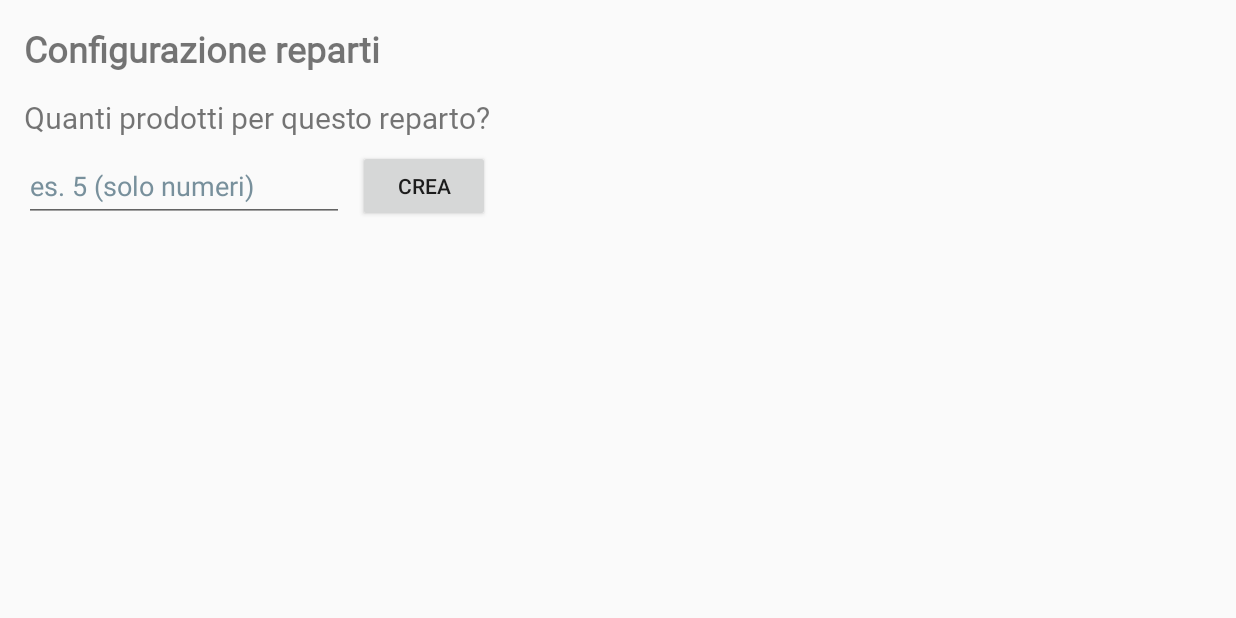
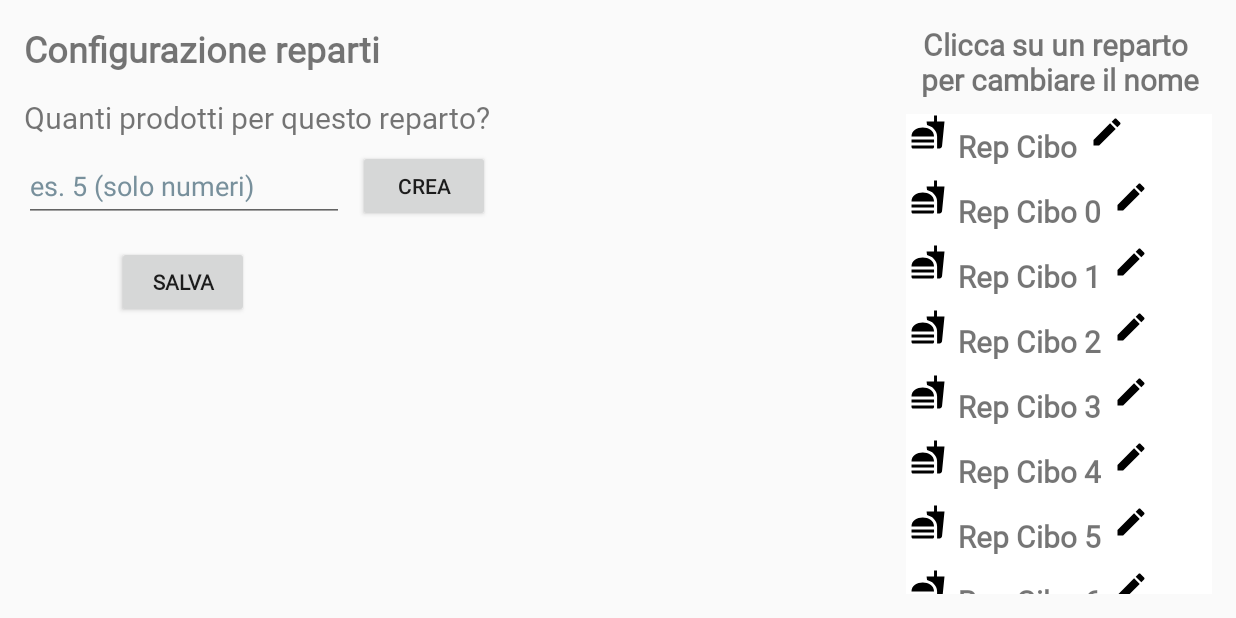
Before and after one commit to simone-di-paolo/cash-register-android, an Android app: the fragment ConfiguraRepartiFragment placed in its activity, after a tap on "CREA", on a phone screen of 824 x 412 dp (held sideways). Run offline under Robolectric (Android 15) with nearby library versions, the phone set to English and light mode, and no system bars; 2 statements that could not run were skipped.

Commit message:
Feature - Added click listener to the edit button (pencil)

```diff
--- a/app/src/main/java/com/dev/simonedipaolo/cashregister/adapters/RepartiAdapter.java
+++ b/app/src/main/java/com/dev/simonedipaolo/cashregister/adapters/RepartiAdapter.java
@@ -6,6 +6,7 @@ import android.view.View;
 import android.view.ViewGroup;
 import android.widget.ImageView;
 import android.widget.TextView;
+import android.widget.Toast;
 
 import androidx.annotation.NonNull;
 import androidx.recyclerview.widget.RecyclerView;
@@ -19,22 +20,25 @@ public class RepartiAdapter extends RecyclerView.Adapter<RepartiAdapter.RepartiV
 
     private String repartiNames[];
     private int repartiImages[];
+    private int editIcon;
     private Context context;
     private int index;
     private int howManyReparti;
 
-    public RepartiAdapter(Context context, String repartiNames[], int repartiImages[], int index) {
+    public RepartiAdapter(Context context, String repartiNames[], int repartiImages[], int editIcon, int index) {
         this.context = context;
         this.repartiNames = repartiNames;
         this.repartiImages = repartiImages;
+        this.editIcon = editIcon;
         this.index = index;
         this.howManyReparti = 0;
     }
 
-    public RepartiAdapter(Context context, String repartiNames[], int repartiImages[], int index, int howManyReparti) {
+    public RepartiAdapter(Context context, String repartiNames[], int repartiImages[], int index, int editIcon, int howManyReparti) {
         this.context = context;
         this.repartiNames = repartiNames;
         this.repartiImages = repartiImages;
+        this.editIcon = editIcon;
         this.index = index;
         this.howManyReparti = howManyReparti;
     }
@@ -51,8 +55,22 @@ public class RepartiAdapter extends RecyclerView.Adapter<RepartiAdapter.RepartiV
     @Override
     public void onBindViewHolder(@NonNull RepartiViewHolder holder, int position) {
         // TODO leggere quanti reparti sono stati creati nella memoria e creare N reparti con N nomi letti
-        holder.text.setText(repartiNames[position]);
-        holder.image.setImageResource(repartiImages[index]);
+        if(howManyReparti != 0) {
+            holder.text.setText(repartiNames[0]);
+            holder.image.setImageResource(repartiImages[index]);
+        } else {
+            holder.text.setText(repartiNames[position]);
+            holder.image.setImageResource(repartiImages[index]);
+        }
+
+        // edit icon listener
+        holder.editIcon.setImageResource(R.drawable.ic_baseline_edit_24);
+        holder.editIcon.setOnClickListener(new View.OnClickListener() {
+            @Override
+            public void onClick(View view) {
+                Toast.makeText(context, "" + holder.getAdapterPosition(), Toast.LENGTH_SHORT).show();
+            }
+        });
     }
 
     @Override
@@ -68,11 +86,13 @@ public class RepartiAdapter extends RecyclerView.Adapter<RepartiAdapter.RepartiV
 
         TextView text;
         ImageView image;
+        ImageView editIcon;
 
         public RepartiViewHolder(@NonNull View itemView) {
             super(itemView);
             text = itemView.findViewById(R.id.repartiRowText);
             image = itemView.findViewById(R.id.rowIcon);
+            editIcon = itemView.findViewById(R.id.editIcon);
         }
     }
 
--- a/app/src/main/java/com/dev/simonedipaolo/cashregister/fragments/CashRegisterFragment.java
+++ b/app/src/main/java/com/dev/simonedipaolo/cashregister/fragments/CashRegisterFragment.java
@@ -19,8 +19,7 @@ import androidx.recyclerview.widget.RecyclerView;
 
 import com.dev.simonedipaolo.cashregister.R;
 import com.dev.simonedipaolo.cashregister.adapters.RepartiAdapter;
-
-import java.util.ArrayList;
+import com.dev.simonedipaolo.cashregister.utils.ResourcesRetriever;
 
 /**
  * Created by Simone Di Paolo on 28/07/2022.
@@ -50,7 +49,8 @@ public class CashRegisterFragment extends Fragment implements AdapterView.OnItem
     private String repartiBibiteNames[];
     private String repartiCocktailNames[];
     private String repartiAltroNames[];
-    private int repartiImages[] = {R.drawable.ic_baseline_fastfood_24, R.drawable.ic_drink_24, R.drawable.ic_wine_24, R.drawable.ic_baseline_attach_money_24};
+    private int repartiImages[];
+    private int editIcon;
     private RepartiAdapter repartiAdapter;
 
     public CashRegisterFragment() {
@@ -66,13 +66,22 @@ public class CashRegisterFragment extends Fragment implements AdapterView.OnItem
         viewsInitializer(v);
         createDropdownList();
 
+        /*
         repartiCiboNames = getResources().getStringArray(R.array.reparto_cibo_default_string_name);
         repartiBibiteNames = getResources().getStringArray(R.array.reparto_bibite_default_string_name);
         repartiCocktailNames = getResources().getStringArray(R.array.reparto_cocktail_default_string_name);;
         repartiAltroNames = getResources().getStringArray(R.array.reparto_altro_default_string_name);
+        */
+
+        repartiCiboNames = ResourcesRetriever.getRepartiCiboNames(this.getContext());
+        repartiBibiteNames = ResourcesRetriever.getRepartiBibiteNames(this.getContext());
+        repartiCocktailNames = ResourcesRetriever.getRepartiCocktailNames(this.getContext());
+        repartiAltroNames = ResourcesRetriever.getRepartiAltroNames(this.getContext());
+        repartiImages = ResourcesRetriever.getRepartiImages();
+        editIcon = ResourcesRetriever.getEditIcon();
 
         // custom adapter for reparti
-        repartiAdapter = new RepartiAdapter(this.getContext(), repartiCiboNames, repartiImages, 0);
+        repartiAdapter = new RepartiAdapter(this.getContext(), repartiCiboNames, repartiImages, editIcon, 0);
         recyclerView.setAdapter(repartiAdapter);
         recyclerView.setLayoutManager(new LinearLayoutManager(this.getContext()));
 
@@ -109,7 +118,7 @@ public class CashRegisterFragment extends Fragment implements AdapterView.OnItem
         dropdown = v.findViewById(R.id.dropdown);
 
         // recycler view
-        recyclerView = v.findViewById(R.id.repartiRecyclerView);
+        recyclerView = v.findViewById(R.id.repartiSettingsRecyclerView);
     }
 
     @Override
@@ -119,22 +128,22 @@ public class CashRegisterFragment extends Fragment implements AdapterView.OnItem
 
         switch(i) {
             case 0:
-                repartiAdapter = new RepartiAdapter(this.getContext(), repartiCiboNames, repartiImages, i);
+                repartiAdapter = new RepartiAdapter(this.getContext(), repartiCiboNames, repartiImages, editIcon, i);
                 recyclerView.setAdapter(repartiAdapter);
                 recyclerView.setLayoutManager(new LinearLayoutManager(this.getContext()));
                 break;
             case 1:
-                repartiAdapter = new RepartiAdapter(this.getContext(), repartiBibiteNames, repartiImages, i);
+                repartiAdapter = new RepartiAdapter(this.getContext(), repartiBibiteNames, repartiImages, editIcon, i);
                 recyclerView.setAdapter(repartiAdapter);
                 recyclerView.setLayoutManager(new LinearLayoutManager(this.getContext()));
                 break;
             case 2:
-                repartiAdapter = new RepartiAdapter(this.getContext(), repartiCocktailNames, repartiImages, i);
+                repartiAdapter = new RepartiAdapter(this.getContext(), repartiCocktailNames, repartiImages, editIcon, i);
                 recyclerView.setAdapter(repartiAdapter);
                 recyclerView.setLayoutManager(new LinearLayoutManager(this.getContext()));
                 break;
             case 3:
-                repartiAdapter = new RepartiAdapter(this.getContext(), repartiAltroNames, repartiImages, i);
+                repartiAdapter = new RepartiAdapter(this.getContext(), repartiAltroNames, repartiImages, editIcon, i);
                 recyclerView.setAdapter(repartiAdapter);
                 recyclerView.setLayoutManager(new LinearLayoutManager(this.getContext()));
                 break;
--- a/app/src/main/java/com/dev/simonedipaolo/cashregister/fragments/ConfiguraRepartiFragment.java
+++ b/app/src/main/java/com/dev/simonedipaolo/cashregister/fragments/ConfiguraRepartiFragment.java
@@ -13,8 +13,12 @@ import androidx.annotation.NonNull;
 import androidx.annotation.Nullable;
 import androidx.fragment.app.Fragment;
 import androidx.navigation.NavDirections;
+import androidx.recyclerview.widget.LinearLayoutManager;
+import androidx.recyclerview.widget.RecyclerView;
 
 import com.dev.simonedipaolo.cashregister.R;
+import com.dev.simonedipaolo.cashregister.adapters.RepartiAdapter;
+import com.dev.simonedipaolo.cashregister.utils.ResourcesRetriever;
 
 /**
  * Created by Simone Di Paolo on 31/07/2022.
@@ -23,6 +27,18 @@ public class ConfiguraRepartiFragment extends Fragment {
 
     private Button creaReparti;
     private EditText howManyReparti;
+
+    /**
+     * Reparto index it's the index of the dropdown reparti menu.
+     */
+    private int repartoIndex;
+
+    private RecyclerView recyclerView;
+    private RepartiAdapter repartiAdapter;
+
+    private String repartiNames[];
+    private int repartiImages[];
+    private int editIcon;
 
     public ConfiguraRepartiFragment() {
         // empty
@@ -34,8 +50,10 @@ public class ConfiguraRepartiFragment extends Fragment {
         container.removeAllViews();
         View v = inflater.inflate(R.layout.fragment_configure_reparti, container, false);
 
-        int repartoIndex = ConfiguraRepartiFragmentArgs.fromBundle(getArguments()).getRepartoIndex();
-        Toast.makeText(getActivity().getApplicationContext(), "Reparto index: " + repartoIndex, Toast.LENGTH_SHORT).show();
+        repartoIndex = ConfiguraRepartiFragmentArgs.fromBundle(getArguments()).getRepartoIndex();
+        initializeDrawables();
+
+        recyclerView = v.findViewById(R.id.repartiSettingsRecyclerView);
 
         instantiateViews(v);
 
@@ -46,13 +64,39 @@ public class ConfiguraRepartiFragment extends Fragment {
         howManyReparti = v.findViewById(R.id.howManyRepartiEditText);
         howManyReparti.setInputType(InputType.TYPE_CLASS_NUMBER);
 
+        repartiAdapter = new RepartiAdapter(this.getContext(), repartiNames, repartiImages, editIcon, repartoIndex);
+
         creaReparti = v.findViewById(R.id.crea_reparti_button);
         creaReparti.setOnClickListener(new View.OnClickListener() {
             @Override
             public void onClick(View view) {
-                Toast.makeText(getActivity().getApplicationContext(), howManyReparti.getText().toString(), Toast.LENGTH_SHORT).show();
+                //Toast.makeText(getActivity().getApplicationContext(), howManyReparti.getText().toString(), Toast.LENGTH_SHORT).show();
+                repartiAdapter = new RepartiAdapter(getActivity().getApplicationContext(), repartiNames, repartiImages, repartoIndex, editIcon, Integer.parseInt(howManyReparti.getText().toString()));
+                // custom adapter for reparti
+                recyclerView.setAdapter(repartiAdapter);
+                recyclerView.setLayoutManager(new LinearLayoutManager(getActivity().getApplicationContext()));
             }
         });
     }
 
+    private void initializeDrawables() {
+        switch(repartoIndex) {
+            case 0:
+                repartiNames = ResourcesRetriever.getRepartiCiboNames(this.getContext());
+                break;
+            case 1:
+                repartiNames = ResourcesRetriever.getRepartiBibiteNames(this.getContext());
+                break;
+            case 2:
+                repartiNames = ResourcesRetriever.getRepartiCocktailNames(this.getContext());
+                break;
+            case 3:
+                repartiNames = ResourcesRetriever.getRepartiAltroNames(this.getContext());
+                break;
+        }
+        repartiImages = ResourcesRetriever.getRepartiImages();
+        editIcon = ResourcesRetriever.getEditIcon();
+
+    }
+
 }
--- /dev/null
+++ b/app/src/main/java/com/dev/simonedipaolo/cashregister/utils/ResourcesRetriever.java
@@ -0,0 +1,50 @@
+package com.dev.simonedipaolo.cashregister.utils;
+
+import android.content.Context;
+
+import com.dev.simonedipaolo.cashregister.R;
+
+/**
+ * Created by Simone Di Paolo on 31/07/2022.
+ */
+public class ResourcesRetriever {
+
+    private Context context;
+
+    private static int repartiImages[] = {R.drawable.ic_baseline_fastfood_24, R.drawable.ic_wine_24,R.drawable.ic_drink_24, R.drawable.ic_baseline_attach_money_24};
+    private static int editIcon = R.drawable.ic_baseline_edit_24;
+
+    private static String repartiCiboNames[];
+    private static String repartiBibiteNames[];
+    private static String repartiCocktailNames[];
+    private static String repartiAltroNames[];
+
+    public static String[] getRepartiCiboNames(Context context) {
+        repartiCiboNames = context.getResources().getStringArray(R.array.reparto_cibo_default_string_name);
+        return repartiCiboNames;
+    }
+
+    public static String[] getRepartiBibiteNames(Context context) {
+        repartiBibiteNames = context.getResources().getStringArray(R.array.reparto_bibite_default_string_name);
+        return repartiBibiteNames;
+    }
+
+    public static String[] getRepartiCocktailNames(Context context) {
+        repartiCocktailNames = context.getResources().getStringArray(R.array.reparto_cocktail_default_string_name);
+        return repartiCocktailNames;
+    }
+
+    public static String[] getRepartiAltroNames(Context context) {
+        repartiAltroNames = context.getResources().getStringArray(R.array.reparto_altro_default_string_name);
+        return repartiAltroNames;
+    }
+
+    public static int[] getRepartiImages() {
+        return repartiImages;
+    }
+
+    public static int getEditIcon() {
+        return editIcon;
+    }
+
+}
--- /dev/null
+++ b/app/src/main/res/drawable/ic_baseline_edit_24.xml
@@ -0,0 +1,5 @@
+<vector android:height="24dp" android:tint="#000000"
+    android:viewportHeight="24" android:viewportWidth="24"
+    android:width="24dp" xmlns:android="http://schemas.android.com/apk/res/android">
+    <path android:fillColor="@android:color/white" android:pathData="M3,17.25V21h3.75L17.81,9.94l-3.75,-3.75L3,17.25zM20.71,7.04c0.39,-0.39 0.39,-1.02 0,-1.41l-2.34,-2.34c-0.39,-0.39 -1.02,-0.39 -1.41,0l-1.83,1.83 3.75,3.75 1.83,-1.83z"/>
+</vector>
--- a/app/src/main/res/layout/fragment_cash_register.xml
+++ b/app/src/main/res/layout/fragment_cash_register.xml
@@ -226,7 +226,7 @@
         app:layout_constraintTop_toTopOf="parent" />
 
     <androidx.recyclerview.widget.RecyclerView
-        android:id="@+id/repartiRecyclerView"
+        android:id="@+id/repartiSettingsRecyclerView"
         android:layout_width="204dp"
         android:layout_height="0dp"
         android:layout_marginStart="8dp"
--- a/app/src/main/res/layout/fragment_configure_reparti.xml
+++ b/app/src/main/res/layout/fragment_configure_reparti.xml
@@ -4,6 +4,21 @@
     xmlns:tools="http://schemas.android.com/tools"
     android:layout_width="match_parent"
     android:layout_height="match_parent">
+
+    <androidx.recyclerview.widget.RecyclerView
+        android:id="@+id/repartiSettingsRecyclerView"
+        android:layout_width="204dp"
+        android:layout_height="0dp"
+        android:layout_marginStart="16dp"
+        android:layout_marginTop="8dp"
+        android:layout_marginEnd="16dp"
+        android:layout_marginBottom="16dp"
+        app:layout_constraintBottom_toBottomOf="parent"
+        app:layout_constraintEnd_toEndOf="parent"
+        app:layout_constraintHorizontal_bias="1.0"
+        app:layout_constraintStart_toStartOf="parent"
+        app:layout_constraintTop_toBottomOf="@+id/cliccaPerCambiareNomeTextField"
+        app:layout_constraintVertical_bias="0.0" />
 
     <TextView
         android:id="@+id/repartiConfigText"
@@ -68,4 +83,37 @@
         app:layout_constraintStart_toEndOf="@+id/howManyRepartiEditText"
         app:layout_constraintTop_toBottomOf="@+id/howManyRepartiText"
         app:layout_constraintVertical_bias="1.0" />
+
+    <Button
+        android:id="@+id/save_button"
+        android:layout_width="wrap_content"
+        android:layout_height="wrap_content"
+        android:layout_marginTop="16dp"
+        android:fontFamily="@font/roboto"
+        android:text="@string/save_label"
+        android:textStyle="bold"
+        app:layout_constraintBottom_toBottomOf="parent"
+        app:layout_constraintEnd_toEndOf="@+id/howManyRepartiEditText"
+        app:layout_constraintHorizontal_bias="0.495"
+        app:layout_constraintStart_toStartOf="@+id/howManyRepartiEditText"
+        app:layout_constraintTop_toBottomOf="@+id/howManyRepartiEditText"
+        app:layout_constraintVertical_bias="0.0" />
+
+    <TextView
+        android:id="@+id/cliccaPerCambiareNomeTextField"
+        android:layout_width="204dp"
+        android:layout_height="52dp"
+        android:layout_marginTop="16dp"
+        android:layout_marginEnd="16dp"
+        android:fontFamily="@font/roboto"
+        android:text="Clicca su un reparto \nper cambiare il nome"
+        android:textAlignment="center"
+        android:textSize="20sp"
+        android:textStyle="bold"
+        app:layout_constraintBottom_toBottomOf="parent"
+        app:layout_constraintEnd_toEndOf="parent"
+        app:layout_constraintHorizontal_bias="1.0"
+        app:layout_constraintStart_toStartOf="@+id/repartiSettingsRecyclerView"
+        app:layout_constraintTop_toTopOf="parent"
+        app:layout_constraintVertical_bias="0.0" />
 </androidx.constraintlayout.widget.ConstraintLayout>
--- a/app/src/main/res/layout/reparti_row.xml
+++ b/app/src/main/res/layout/reparti_row.xml
@@ -24,7 +24,7 @@
                 android:layout_marginEnd="44dp"
                 app:layout_constraintBottom_toBottomOf="parent"
                 app:layout_constraintEnd_toEndOf="parent"
-                app:layout_constraintHorizontal_bias="0.346"
+                app:layout_constraintHorizontal_bias="0.307"
                 app:layout_constraintStart_toStartOf="parent"
                 app:layout_constraintTop_toTopOf="parent"
                 app:layout_constraintVertical_bias="0.0"
@@ -34,7 +34,7 @@
                 android:id="@+id/repartiRowText"
                 android:layout_width="wrap_content"
                 android:layout_height="wrap_content"
-                android:layout_marginStart="20dp"
+                android:layout_marginStart="8dp"
                 android:layout_marginTop="8dp"
                 android:layout_marginBottom="8dp"
                 android:fontFamily="@font/roboto"
@@ -45,7 +45,21 @@
                 app:layout_constraintEnd_toEndOf="parent"
                 app:layout_constraintHorizontal_bias="0.0"
                 app:layout_constraintStart_toEndOf="@+id/rowIcon"
-                app:layout_constraintTop_toTopOf="parent" />
+                app:layout_constraintTop_toTopOf="parent"
+                app:layout_constraintVertical_bias="0.507" />
+
+            <ImageView
+                android:id="@+id/editIcon"
+                android:layout_width="wrap_content"
+                android:layout_height="wrap_content"
+                android:layout_marginStart="8dp"
+                app:layout_constraintBottom_toBottomOf="parent"
+                app:layout_constraintEnd_toEndOf="parent"
+                app:layout_constraintHorizontal_bias="0.0"
+                app:layout_constraintStart_toEndOf="@+id/repartiRowText"
+                app:layout_constraintTop_toTopOf="parent"
+                app:layout_constraintVertical_bias="0.0"
+                app:srcCompat="@drawable/ic_launcher_foreground" />
         </androidx.constraintlayout.widget.ConstraintLayout>
     </androidx.cardview.widget.CardView>
 </androidx.constraintlayout.widget.ConstraintLayout>
```
